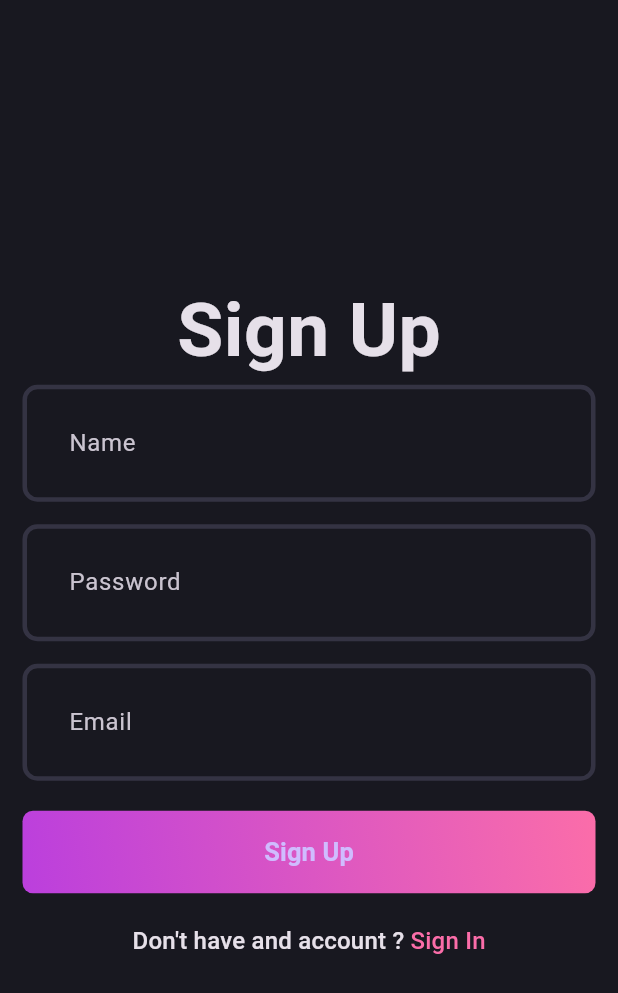
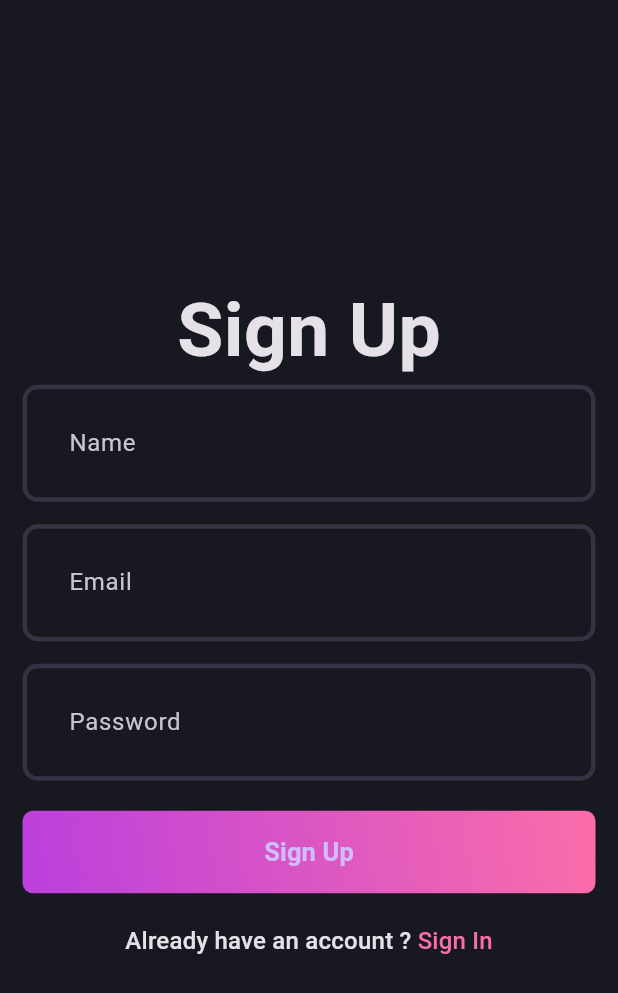
Before and after one commit to muproject990/blog_app_using_flutter, a Flutter app: the screen it shows after launch, on a phone screen of 412 x 824 dp. Shown: the top 993 px of the screen. Run offline on Flutter 3.47's test engine with Material 3 defaults, Android fonts, the phone set to English and light mode, and no system bars.

```diff
--- a/lib/features/auth/presentation/pages/signup_page.dart
+++ b/lib/features/auth/presentation/pages/signup_page.dart
@@ -11,9 +11,21 @@ class SignUpPage extends StatefulWidget {
 }
 
 class _SignUpPageState extends State<SignUpPage> {
-  // !TextEditiong controller
+  //! Now using TextEditiong controller For accesing value in the text Box
+
+  final emailController = TextEditingController();
+  final passwordController = TextEditingController();
+  final nameController = TextEditingController();
+
   final formKey = GlobalKey<FormState>();
   @override
+  void dispose() {
+    emailController.dispose();
+    passwordController.dispose();
+    nameController.dispose();
+    super.dispose();
+  }
+
   Widget build(BuildContext context) {
     // it will validate every form feild
 
@@ -33,15 +45,25 @@ class _SignUpPageState extends State<SignUpPage> {
                   fontWeight: FontWeight.bold,
                 ),
               ),
-              const AuthField(hintText: "Name"),
+              AuthField(
+                hintText: "Name",
+                controller: nameController,
+              ),
               const SizedBox(
                 height: 15,
               ),
-              const AuthField(hintText: "Password"),
+              AuthField(
+                hintText: "Email",
+                controller: emailController,
+              ),
               const SizedBox(
                 height: 15,
               ),
-              const AuthField(hintText: "Email"),
+              AuthField(
+                isObscureText: true,
+                hintText: "Password",
+                controller: passwordController,
+              ),
               const SizedBox(
                 height: 20,
               ),
@@ -51,7 +73,7 @@ class _SignUpPageState extends State<SignUpPage> {
               ),
               RichText(
                 text: TextSpan(
-                  text: "Don\'t have and account ? ",
+                  text: "Already have an account ? ",
                   style: Theme.of(context).textTheme.titleMedium,
                   children: [
                     TextSpan(
--- a/lib/features/auth/presentation/widgets/auth_field.dart
+++ b/lib/features/auth/presentation/widgets/auth_field.dart
@@ -2,11 +2,19 @@ import 'package:flutter/material.dart';
 
 class AuthField extends StatelessWidget {
   final String hintText;
-  const AuthField({super.key, required this.hintText});
+  final bool isObscureText;
+  final TextEditingController controller;
+  const AuthField({
+    super.key,
+    required this.hintText,
+    required this.controller,
+    this.isObscureText = false,
+  });
 
   @override
   Widget build(BuildContext context) {
     return TextFormField(
+      controller: controller,
       decoration: InputDecoration(
         hintText: hintText,
       ),
@@ -16,6 +24,7 @@ class AuthField extends StatelessWidget {
         }
         return null;
       },
+      obscureText: isObscureText,
     );
   }
 }
```
